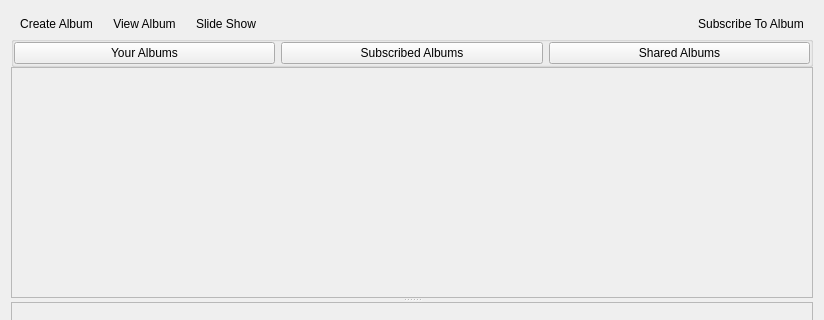
Before: the Qt Designer form retroshare-gui/src/gui/PhotoShare/PhotoShare.ui in RetroShare/RetroShare, drawn with Qt 5; both pictures show x 0 to 824 and y 0 to 320 of the 824 by 569 pixel window.
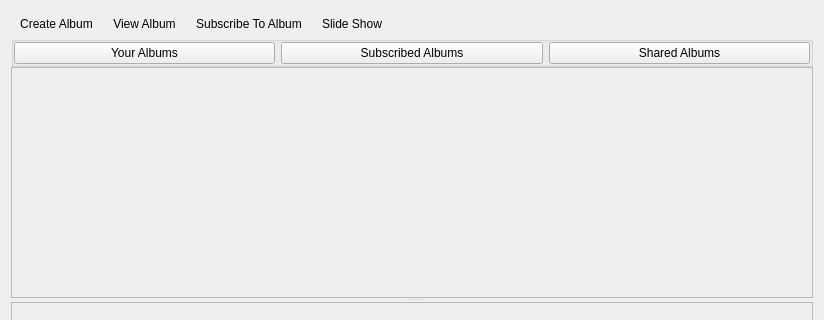
After: the same form once the commit is applied. Icons and pictures are not drawn.

Commit message: moved subscribe button to the left side, reorder category, added some category

Patch:
```diff
--- a/retroshare-gui/src/gui/PhotoShare/PhotoShare.ui
+++ b/retroshare-gui/src/gui/PhotoShare/PhotoShare.ui
@@ -69,6 +69,29 @@
         </property>
        </widget>
       </item>
+      <item>
+       <widget class="QToolButton" name="toolButton_subscribe">
+        <property name="text">
+         <string>Subscribe To Album</string>
+        </property>
+        <property name="icon">
+         <iconset resource="Photo_images.qrc">
+          <normaloff>:/images/album_subscribe.png</normaloff>:/images/album_subscribe.png</iconset>
+        </property>
+        <property name="iconSize">
+         <size>
+          <width>24</width>
+          <height>24</height>
+         </size>
+        </property>
+        <property name="toolButtonStyle">
+         <enum>Qt::ToolButtonTextBesideIcon</enum>
+        </property>
+        <property name="autoRaise">
+         <bool>true</bool>
+        </property>
+       </widget>
+      </item>
       <item>
        <widget class="QToolButton" name="toolButton_SlideShow">
         <property name="text">
@@ -105,29 +128,6 @@
         </property>
        </spacer>
       </item>
-      <item>
-       <widget class="QToolButton" name="toolButton_subscribe">
-        <property name="text">
-         <string>Subscribe To Album</string>
-        </property>
-        <property name="icon">
-         <iconset resource="Photo_images.qrc">
-          <normaloff>:/images/album_subscribe.png</normaloff>:/images/album_subscribe.png</iconset>
-        </property>
-        <property name="iconSize">
-         <size>
-          <width>24</width>
-          <height>24</height>
-         </size>
-        </property>
-        <property name="toolButtonStyle">
-         <enum>Qt::ToolButtonTextBesideIcon</enum>
-        </property>
-        <property name="autoRaise">
-         <bool>true</bool>
-        </property>
-       </widget>
-      </item>
      </layout>
     </widget>
    </item>
```
The commit also changes 1 other file.
